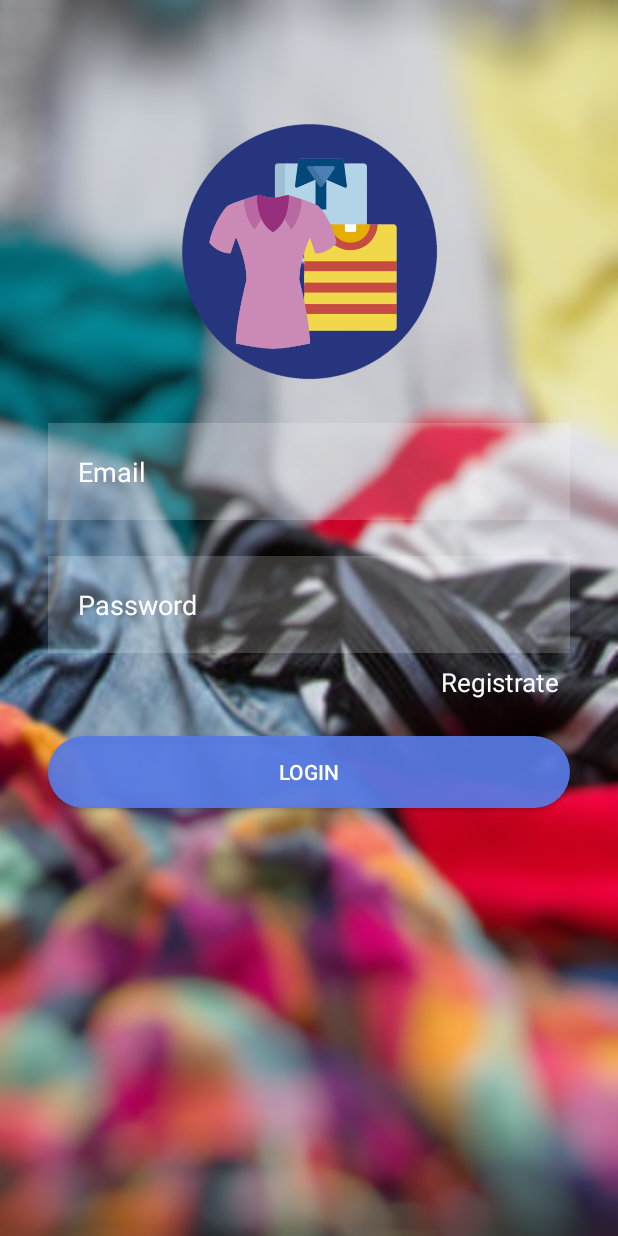
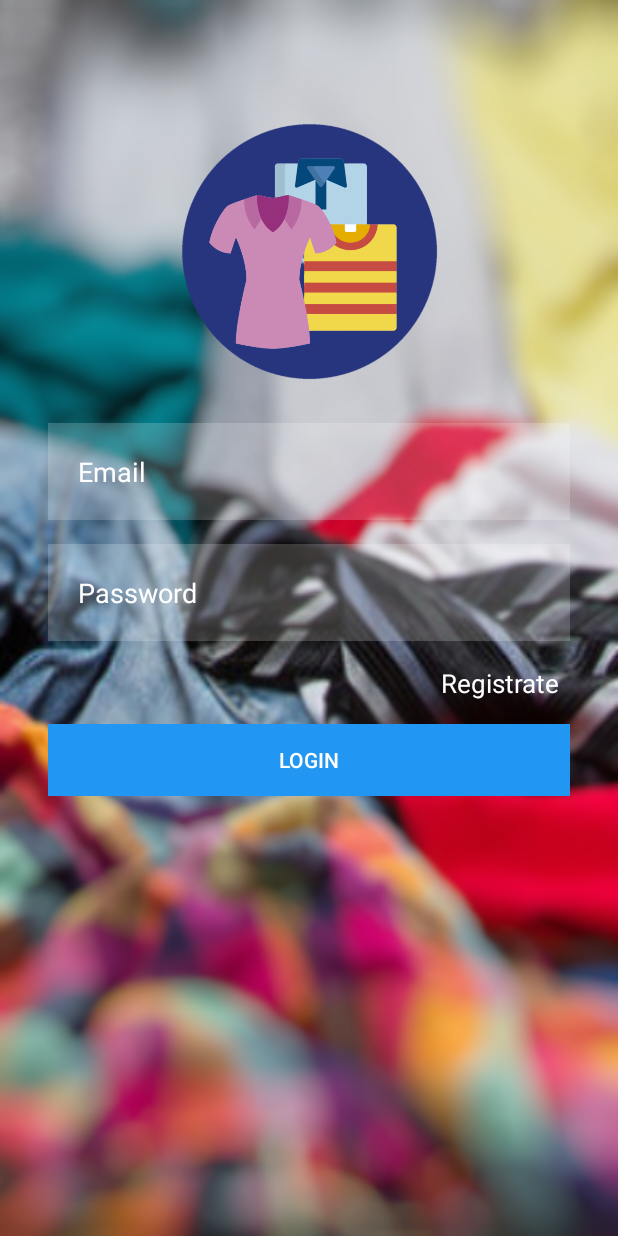
Before and after one commit to MrBrownie1/SOA-R, an Android app: the screen it shows after launch (MainActivity), on a phone screen of 412 x 824 dp. Run offline under Robolectric (Android 15) with nearby library versions, the phone set to English and light mode, and no system bars; our stand-ins replace Firebase (no records; nobody signed in at launch, a user with empty details on screens opened directly).

Commit message:
Cambios en el diseño de Login

```diff
--- a/app/src/main/res/drawable/button_rounded.xml
+++ b/app/src/main/res/drawable/button_rounded.xml
@@ -1,5 +1,5 @@
 <?xml version="1.0" encoding="utf-8"?>
 <shape xmlns:android="http://schemas.android.com/apk/res/android">
-    <corners android:radius="30dp"/>
-    <solid android:color="@color/white"/>
+
+
 </shape>
--- a/app/src/main/res/layout/activity_main.xml
+++ b/app/src/main/res/layout/activity_main.xml
@@ -35,18 +35,15 @@
         android:layout_height="37dp"
         android:layout_marginStart="8dp"
         android:layout_marginTop="16dp"
-        android:layout_marginBottom="24dp"
         android:text="Registrate"
+        android:textColor="@color/white"
+        android:textColorHint="@color/white"
         android:textSize="17sp"
-        app:layout_constraintBottom_toTopOf="@+id/registro"
         app:layout_constraintEnd_toEndOf="parent"
         app:layout_constraintHorizontal_bias="0.899"
         app:layout_constraintStart_toStartOf="parent"
         app:layout_constraintTop_toBottomOf="@+id/contraseña"
-        app:layout_constraintVertical_bias="0.4"
-        tools:ignore="MissingConstraints"
-        android:textColorHint="@color/white"
-        android:textColor="@color/white"/>
+        tools:ignore="MissingConstraints" />
 
     <EditText
         android:id="@+id/contraseña"
@@ -55,37 +52,18 @@
         android:layout_marginStart="32dp"
         android:layout_marginTop="16dp"
         android:layout_marginEnd="32dp"
-        android:layout_marginBottom="16dp"
+        android:background="#30ffffff"
         android:ems="10"
         android:hint="Password"
         android:inputType="textPassword"
         android:minHeight="48dp"
-        app:layout_constraintBottom_toTopOf="@+id/registro"
+        android:padding="20dp"
+        android:textColor="@color/white"
+        android:textColorHint="@color/white"
         app:layout_constraintEnd_toEndOf="parent"
         app:layout_constraintHorizontal_bias="0.0"
         app:layout_constraintStart_toStartOf="parent"
-        app:layout_constraintTop_toBottomOf="@+id/correo"
-        android:textColorHint="@color/white"
-        android:textColor="@color/white"
-        android:background="#30ffffff"
-        android:padding="20dp"/>
-
-    <Button
-        android:id="@+id/registro"
-        android:layout_width="match_parent"
-        android:layout_height="wrap_content"
-        android:layout_marginStart="32dp"
-        android:layout_marginTop="55dp"
-        android:layout_marginEnd="32dp"
-        android:background="@drawable/button_rounded"
-        android:backgroundTint="#ED587AE3"
-        android:text="Login"
-        android:textColor="@color/white"
-        app:cornerRadius="40dp"
-        app:layout_constraintEnd_toEndOf="parent"
-        app:layout_constraintHorizontal_bias="0.0"
-        app:layout_constraintStart_toStartOf="parent"
-        app:layout_constraintTop_toBottomOf="@+id/contraseña" />
+        app:layout_constraintTop_toBottomOf="@+id/correo" />
 
     <ImageView
         android:id="@+id/imageView3"
@@ -114,5 +92,22 @@
         app:layout_constraintTop_toTopOf="parent"
         app:srcCompat="@drawable/logoropa2" />
 
+    <Button
+        android:id="@+id/registro"
+        android:layout_width="match_parent"
+        android:layout_height="wrap_content"
+        android:layout_marginStart="32dp"
+        android:layout_marginTop="55dp"
+        android:layout_marginEnd="32dp"
+        android:background="@drawable/button_rounded"
+        android:backgroundTint="#2196F3"
+        android:text="Login"
+        app:cornerRadius="40dp"
+        app:layout_constraintEnd_toEndOf="parent"
+        app:layout_constraintHorizontal_bias="0.0"
+        app:layout_constraintStart_toStartOf="parent"
+        app:layout_constraintTop_toBottomOf="@+id/contraseña"
+        android:textColor="@color/white" />
+
 
 </androidx.constraintlayout.widget.ConstraintLayout>
```
